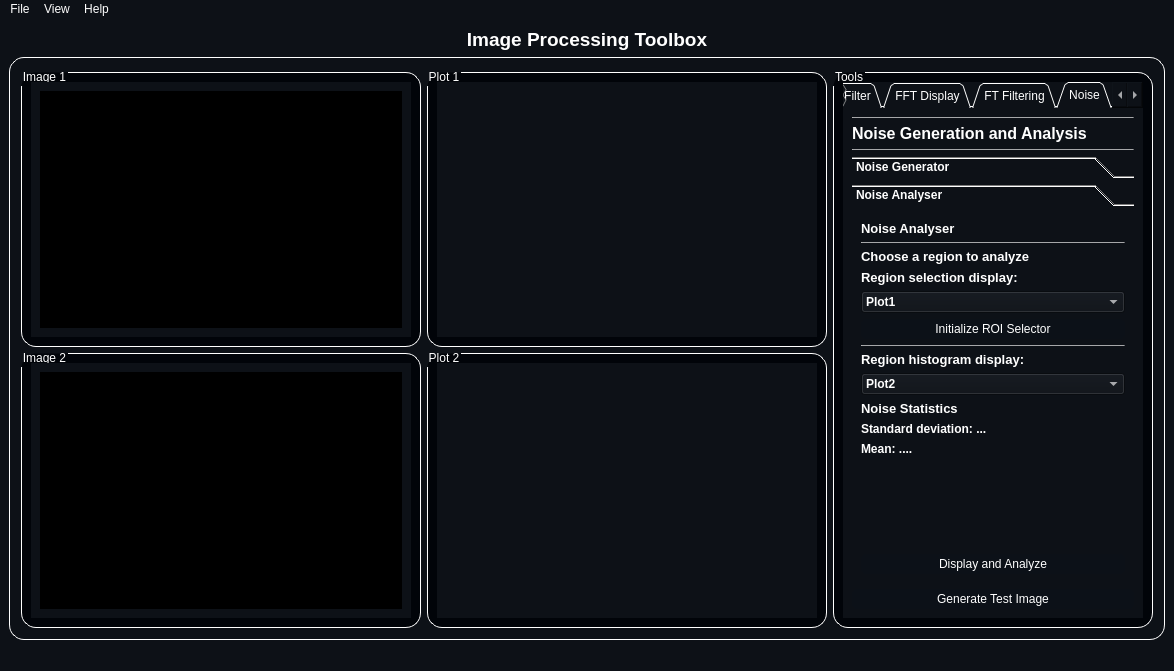
Above: resources/MainWindow.ui from mo-gaafar/image-processing-toolbox before the change. Below: the same form after it.
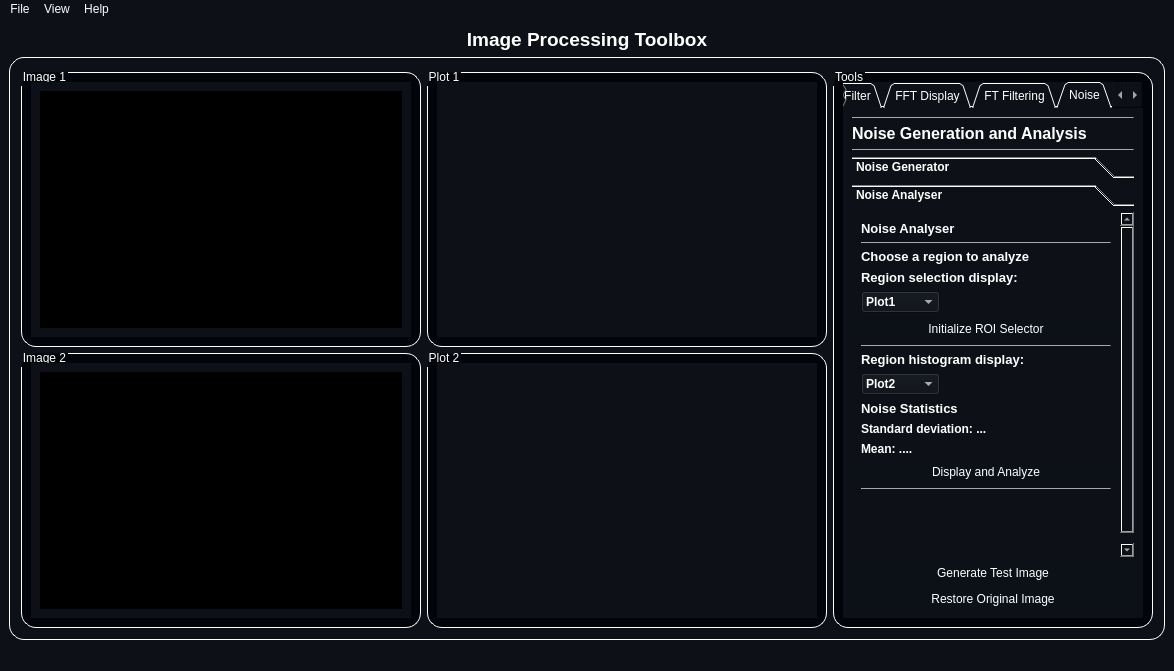
That is the form after the change. The open tabs and pages were chosen to show the change. Icons and pictures are not drawn.

Patch:
```diff
--- a/resources/MainWindow.ui
+++ b/resources/MainWindow.ui
@@ -2769,33 +2769,19 @@
               <string>Noise</string>
              </attribute>
              <layout class="QGridLayout" name="gridLayout_23">
-              <item row="6" column="0">
-               <widget class="QPushButton" name="gen_test_image_2">
-                <property name="minimumSize">
+              <item row="0" column="0">
+               <widget class="Line" name="line_30">
+                <property name="maximumSize">
                  <size>
-                  <width>100</width>
-                  <height>20</height>
+                  <width>16777215</width>
+                  <height>1</height>
                  </size>
                 </property>
                 <property name="styleSheet">
-                 <string notr="true">QPushButton {
-    border-radius: 5px;
-    border-style: outset;
-    background: rgb(12, 17, 24);
-	padding: 3;
-    }
-
-QPushButton:hover {
-    background: rgb(63, 95, 127)
-    }
-
-QPushButton:pressed {
-    border-style: inset;
-    background:rgb(20, 20, 20)
-    }</string>
+                 <string notr="true">background-color: rgba(255, 255, 255,100);</string>
                 </property>
-                <property name="text">
-                 <string>Generate Test Image</string>
+                <property name="orientation">
+                 <enum>Qt::Horizontal</enum>
                 </property>
                </widget>
               </item>
@@ -2807,38 +2793,82 @@
                </widget>
               </item>
               <item row="4" column="0">
-               <widget class="Line" name="line_29">
-                <property name="maximumSize">
+               <widget class="QPushButton" name="gen_test_image_2">
+                <property name="minimumSize">
                  <size>
-                  <width>16777215</width>
-                  <height>1</height>
+                  <width>100</width>
+                  <height>20</height>
                  </size>
                 </property>
                 <property name="styleSheet">
-                 <string notr="true">background-color: rgba(255, 255, 255,100);</string>
+                 <string notr="true">QPushButton {
+    border-radius: 5px;
+    border-style: outset;
+    background: rgb(12, 17, 24);
+	padding: 3;
+    }
+
+QPushButton:hover {
+    background: rgb(63, 95, 127)
+    }
+
+QPushButton:pressed {
+    border-style: inset;
+    background:rgb(20, 20, 20)
+    }</string>
                 </property>
-                <property name="orientation">
-                 <enum>Qt::Horizontal</enum>
-                </property>
-               </widget>
-              </item>
-              <item row="0" column="0">
-               <widget class="Line" name="line_30">
-                <property name="maximumSize">
-                 <size>
-                  <width>16777215</width>
-                  <height>1</height>
-                 </size>
-                </property>
-                <property name="styleSheet">
-                 <string notr="true">background-color: rgba(255, 255, 255,100);</string>
-                </property>
-                <property name="orientation">
-                 <enum>Qt::Horizontal</enum>
+                <property name="text">
+                 <string>Generate Test Image</string>
                 </property>
                </widget>
               </item>
               <item row="5" column="0">
+               <widget class="QPushButton" name="reset_operations_4">
+                <property name="minimumSize">
+                 <size>
+                  <width>0</width>
+                  <height>20</height>
+                 </size>
+                </property>
+                <property name="styleSheet">
+                 <string notr="true">QPushButton {
+    border-radius: 5px;
+    border-style: outset;
+    background: rgb(12, 17, 24);
+	padding: 3;
+    }
+
+QPushButton:hover {
+    background: rgb(63, 95, 127)
+    }
+
+QPushButton:pressed {
+    border-style: inset;
+    background:rgb(20, 20, 20)
+    }</string>
+                </property>
+                <property name="text">
+                 <string>Restore Original Image</string>
+                </property>
+               </widget>
+              </item>
+              <item row="2" column="0">
+               <widget class="Line" name="line_29">
+                <property name="maximumSize">
+                 <size>
+                  <width>16777215</width>
+                  <height>1</height>
+                 </size>
+                </property>
+                <property name="styleSheet">
+                 <string notr="true">background-color: rgba(255, 255, 255,100);</string>
+                </property>
+                <property name="orientation">
+                 <enum>Qt::Horizontal</enum>
+                </property>
+               </widget>
+              </item>
+              <item row="3" column="0">
                <widget class="QToolBox" name="toolbox_ftfilt_2">
                 <property name="font">
                  <font>
@@ -3272,14 +3302,14 @@
                   <string>Noise Analyser</string>
                  </attribute>
                  <layout class="QGridLayout" name="gridLayout_24">
-                  <item row="0" column="0">
+                  <item row="0" column="0" colspan="2">
                    <widget class="QLabel" name="label_49">
                     <property name="text">
                      <string>&lt;html&gt;&lt;head/&gt;&lt;body&gt;&lt;p&gt;&lt;span style=&quot; font-size:10pt; font-weight:600;&quot;&gt;Noise Analyser&lt;/span&gt;&lt;/p&gt;&lt;/body&gt;&lt;/html&gt;</string>
                     </property>
                    </widget>
                   </item>
-                  <item row="1" column="0">
+                  <item row="1" column="0" colspan="3">
                    <widget class="Line" name="line_28">
                     <property name="maximumSize">
                      <size>
@@ -3295,43 +3325,21 @@
                     </property>
                    </widget>
                   </item>
-                  <item row="2" column="0">
+                  <item row="2" column="0" colspan="3">
                    <widget class="QLabel" name="label_51">
                     <property name="text">
                      <string>&lt;html&gt;&lt;head/&gt;&lt;body&gt;&lt;p&gt;&lt;span style=&quot; font-size:10pt; font-weight:600;&quot;&gt;Choose a region to analyze&lt;/span&gt;&lt;/p&gt;&lt;/body&gt;&lt;/html&gt;</string>
                     </property>
                    </widget>
                   </item>
-                  <item row="3" column="0">
+                  <item row="3" column="0" colspan="3">
                    <widget class="QLabel" name="label_57">
                     <property name="text">
                      <string>&lt;html&gt;&lt;head/&gt;&lt;body&gt;&lt;p&gt;&lt;span style=&quot; font-size:10pt; font-weight:600;&quot;&gt;Region selection display:&lt;/span&gt;&lt;/p&gt;&lt;/body&gt;&lt;/html&gt;</string>
                     </property>
                    </widget>
                   </item>
-                  <item row="4" column="0">
-                   <widget class="QComboBox" name="roi_select_output_combobox">
-                    <property name="currentIndex">
-                     <number>1</number>
-                    </property>
-                    <item>
-                     <property name="text">
-                      <string>None</string>
-                     </property>
-                    </item>
-                    <item>
-                     <property name="text">
-                      <string>Plot1</string>
-                     </property>
-                    </item>
-                    <item>
-                     <property name="text">
-                      <string>Plot2</string>
-                     </property>
-                    </item>
-                   </widget>
-                  </item>
-                  <item row="5" column="0">
+                  <item row="5" column="0" colspan="3">
                    <widget class="QPushButton" name="select_roi">
                     <property name="minimumSize">
                      <size>
@@ -3361,7 +3369,7 @@
                     </property>
                    </widget>
                   </item>
-                  <item row="6" column="0">
+                  <item row="6" column="0" colspan="3">
                    <widget class="Line" name="line_31">
                     <property name="maximumSize">
                      <size>
@@ -3377,7 +3385,7 @@
                     </property>
                    </widget>
                   </item>
-                  <item row="7" column="0">
+                  <item row="7" column="0" colspan="3">
                    <widget class="QLabel" name="label_52">
                     <property name="text">
                      <string>&lt;html&gt;&lt;head/&gt;&lt;body&gt;&lt;p&gt;&lt;span style=&quot; font-size:10pt; font-weight:600;&quot;&gt;Region histogram display:&lt;/span&gt;&lt;/p&gt;&lt;/body&gt;&lt;/html&gt;</string>
@@ -3406,14 +3414,14 @@
                     </item>
                    </widget>
                   </item>
-                  <item row="9" column="0">
+                  <item row="9" column="0" colspan="2">
                    <widget class="QLabel" name="label_47">
                     <property name="text">
                      <string>&lt;html&gt;&lt;head/&gt;&lt;body&gt;&lt;p&gt;&lt;span style=&quot; font-size:10pt; font-weight:600;&quot;&gt;Noise Statistics&lt;/span&gt;&lt;/p&gt;&lt;/body&gt;&lt;/html&gt;</string>
                     </property>
                    </widget>
                   </item>
-                  <item row="10" column="0">
+                  <item row="10" column="0" colspan="3">
                    <widget class="QLabel" name="noise_std_textbox">
                     <property name="text">
                      <string>&lt;html&gt;&lt;head/&gt;&lt;body&gt;&lt;p&gt;Standard deviation: ...&lt;/p&gt;&lt;/body&gt;&lt;/html&gt;</string>
@@ -3427,7 +3435,23 @@
                     </property>
                    </widget>
                   </item>
-                  <item row="12" column="0">
+                  <item row="13" column="0" colspan="3">
+                   <widget class="Line" name="line_32">
+                    <property name="maximumSize">
+                     <size>
+                      <width>16777215</width>
+                      <height>1</height>
+                     </size>
+                    </property>
+                    <property name="styleSheet">
+                     <string notr="true">background-color: rgba(255, 255, 255,100);</string>
+                    </property>
+                    <property name="orientation">
+                     <enum>Qt::Horizontal</enum>
+                    </property>
+                   </widget>
+                  </item>
+                  <item row="14" column="1">
                    <spacer name="verticalSpacer_15">
                     <property name="orientation">
                      <enum>Qt::Vertical</enum>
@@ -3443,7 +3467,29 @@
                     </property>
                    </spacer>
                   </item>
-                  <item row="13" column="0">
+                  <item row="4" column="0">
+                   <widget class="QComboBox" name="roi_select_output_combobox">
+                    <property name="currentIndex">
+                     <number>1</number>
+                    </property>
+                    <item>
+                     <property name="text">
+                      <string>None</string>
+                     </property>
+                    </item>
+                    <item>
+                     <property name="text">
+                      <string>Plot1</string>
+                     </property>
+                    </item>
+                    <item>
+                     <property name="text">
+                      <string>Plot2</string>
+                     </property>
+                    </item>
+                   </widget>
+                  </item>
+                  <item row="12" column="0" colspan="3">
                    <widget class="QPushButton" name="analyze_roi">
                     <property name="minimumSize">
                      <size>
```
Left out of the diff: 24 changed lines with no effect on the pictures.
